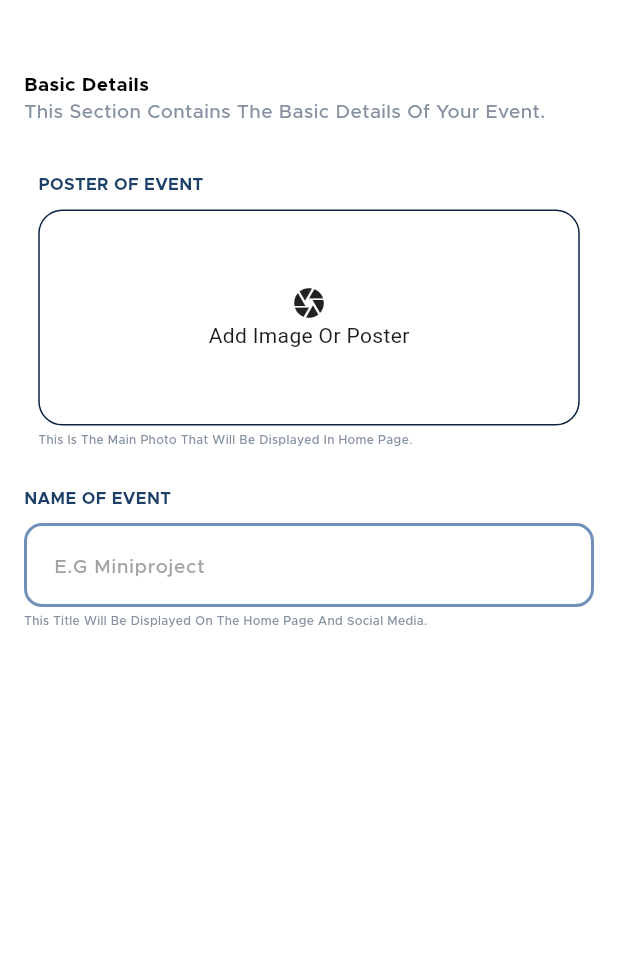
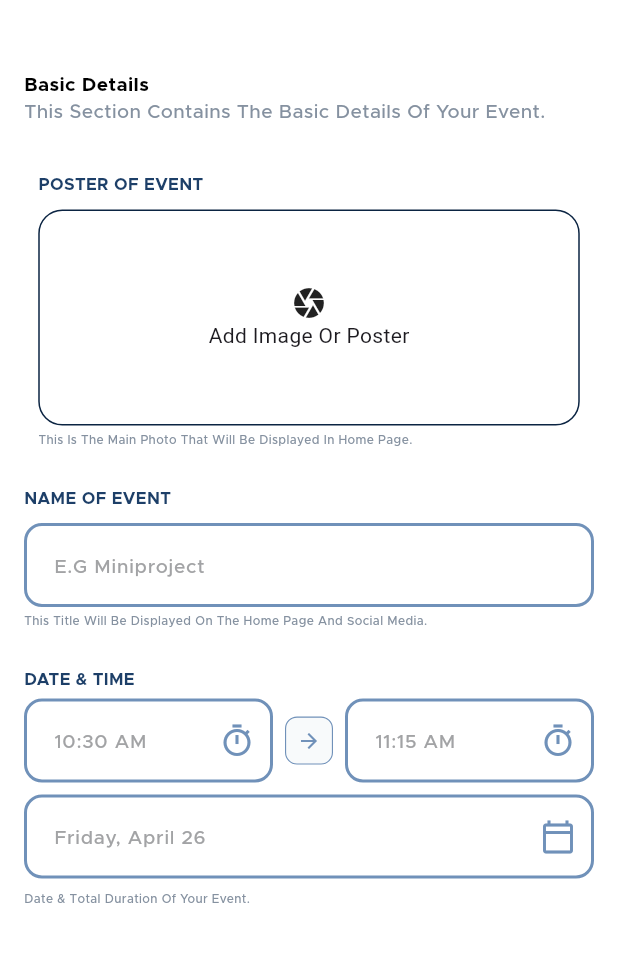
Before and after one commit to Mahmoud-Magdyy/Eventak, a Flutter app: the CreateEventScreen screen opened by its route, on a phone screen of 412 x 824 dp, the part 74-1036 px from its top. Run offline on Flutter 3.47's test engine with Material 3 defaults, Android fonts, the phone set to English and light mode, and no system bars; our stand-ins replace device_preview, flutter_bloc, flutter_otp_text_field, flutter_svg, get_it, go_router and 4 more; accounts and stored records are empty.

Commit message:
date and time done

```diff
--- a/lib/core/widgets/custom_text_field.dart
+++ b/lib/core/widgets/custom_text_field.dart
@@ -17,6 +17,7 @@ class CustomTextFormField extends StatelessWidget {
     this.onChanged,
     this.onFieldSubmitted,
     this.suffixIconColor,
+    this.readOnly = false,
   });
   final TextEditingController controller;
   final String? hint;
@@ -29,9 +30,11 @@ class CustomTextFormField extends StatelessWidget {
   final Function(String)? onChanged;
   final Function(String)? onFieldSubmitted;
   final Color? suffixIconColor;
+  final bool readOnly;
   @override
   Widget build(BuildContext context) {
     return TextFormField(
+      readOnly: readOnly,
       onChanged: onChanged,
       onFieldSubmitted: onFieldSubmitted,
       controller: controller,
--- a/lib/features/create_event/presentation/cubit/create_event_state.dart
+++ b/lib/features/create_event/presentation/cubit/create_event_state.dart
@@ -3,3 +3,12 @@ sealed class CreateEventState {}
 
 final class CreateEventInitial extends CreateEventState {}
 final class ChangeImageState extends CreateEventState {}
+final class GetDateLoading extends CreateEventState {}
+final class GetDateSuccess extends CreateEventState {}
+final class GetDateError extends CreateEventState {}
+final class GetStartDateLoading extends CreateEventState {}
+final class GetStartDateSuccess extends CreateEventState {}
+final class GetStartDateError extends CreateEventState {}
+final class GetEndDateLoading extends CreateEventState {}
+final class GetEndDateSuccess extends CreateEventState {}
+final class GetEndDateError extends CreateEventState {}
--- a/lib/features/create_event/presentation/screens/create_event.dart
+++ b/lib/features/create_event/presentation/screens/create_event.dart
@@ -2,6 +2,7 @@ import 'package:eventak/features/create_event/presentation/cubit/create_event_cu
 import 'package:eventak/features/create_event/presentation/cubit/create_event_state.dart';
 import 'package:eventak/features/create_event/presentation/widgets/basic_details.dart';
 import 'package:eventak/features/create_event/presentation/widgets/custom_app_bar.dart';
+import 'package:eventak/features/create_event/presentation/widgets/date_and_time.dart';
 import 'package:eventak/features/create_event/presentation/widgets/name_of_event.dart';
 import 'package:eventak/features/create_event/presentation/widgets/poster_of_event.dart';
 import 'package:flutter/material.dart';
@@ -26,6 +27,8 @@ class _CreateEventScreenState extends State<CreateEventScreen> {
           return SafeArea(
             child: Padding(
               padding: const EdgeInsets.all(16),
+              child: Form(
+                key: createCubit.formKey,
                 child: Column(
                   children: [
                     const CustomCreateEventAppBar(),
@@ -40,8 +43,13 @@ class _CreateEventScreenState extends State<CreateEventScreen> {
                     const SizedBox(
                       height: 26,
                     ),
-                  const NameOfEvent()
+                    const NameOfEvent(),
+                    const SizedBox(
+                      height: 26,
+                    ),
+                    DateAndTime(createCubit: createCubit)
                   ],
+                ),
               ),
             ),
           );
--- /dev/null
+++ b/lib/features/create_event/presentation/widgets/date_and_time.dart
@@ -0,0 +1,91 @@
+import 'package:eventak/core/utils/app_styles.dart';
+import 'package:eventak/core/widgets/custom_text_field.dart';
+import 'package:eventak/features/create_event/presentation/cubit/create_event_cubit.dart';
+import 'package:flutter/material.dart';
+import 'package:intl/intl.dart';
+
+class DateAndTime extends StatelessWidget {
+  const DateAndTime({
+    super.key,
+    required this.createCubit,
+  });
+
+  final CreateEventCubit createCubit;
+
+  @override
+  Widget build(BuildContext context) {
+    return Column(
+      crossAxisAlignment: CrossAxisAlignment.start,
+      children: [
+        Text(
+          'DATE & TIME',
+          style: AppStyles.styleSemiBold14(context),
+        ),
+        const SizedBox(
+          height: 4,
+        ),
+        Row(
+          children: [
+            Expanded(
+              child: CustomTextFormField(
+                  hint: createCubit.startTime,
+                  icon: Icons.timer_outlined,
+                  suffixIconOnPressed: () {
+                    createCubit.getStartDate(context);
+                  },
+                  controller: TextEditingController()),
+            ),
+            const SizedBox(
+              width: 8,
+            ),
+            Container(
+              width: 32,
+              height: 32,
+              decoration: ShapeDecoration(
+                  color: const Color(0xFFF8FAFB),
+                  shape: RoundedRectangleBorder(
+                    side: const BorderSide(
+                        width: 0.75, color: Color(0xFF7091B9)),
+                    borderRadius: BorderRadius.circular(8),
+                  )),
+              child: const Icon(
+                Icons.arrow_forward_outlined,
+                size: 16,
+                color: Color(0xFF7091B9),
+              ),
+            ),
+            const SizedBox(
+              width: 8,
+            ),
+            Expanded(
+              child: CustomTextFormField(
+                  hint: createCubit.endTime,
+                  icon: Icons.timer_outlined,
+                  suffixIconOnPressed: () {
+                    createCubit.getEndDate(context);
+                  },
+                  controller: TextEditingController()),
+            ),
+          ],
+        ),
+        const SizedBox(
+          height: 8,
+        ),
+        CustomTextFormField(
+          readOnly: true,
+          icon: Icons.calendar_today_outlined,
+          suffixIconOnPressed: () async {
+            createCubit.getDate(context);
+          },
+          controller: TextEditingController(),
+          hint: DateFormat.MMMMEEEEd()
+              .format(createCubit.currentDate),
+        ),
+        const SizedBox(height: 8,),
+        Text('Date & Total Duration Of Your Event.',style:  AppStyles.styleMedium10(context).copyWith(
+            color: const Color(0xFF8591A0),
+          ),)
+      ],
+    );
+  }
+}
--- a/pubspec.yaml
+++ b/pubspec.yaml
@@ -24,6 +24,7 @@ dependencies:
   get_it: ^7.6.7
   go_router: ^13.2.0
   image_picker: ^1.1.0
+  intl: ^0.18.1
   intro_screen_onboarding_flutter: ^1.0.0
   persistent_bottom_nav_bar: ^5.0.2
   shared_preferences: ^2.2.2
```
Also changed, not shown: lib/features/create_event/presentation/cubit/create_event_cubit.dart (+60 -0 lines), pubspec.lock. Lines whose indentation alone changed are shown as unchanged.
